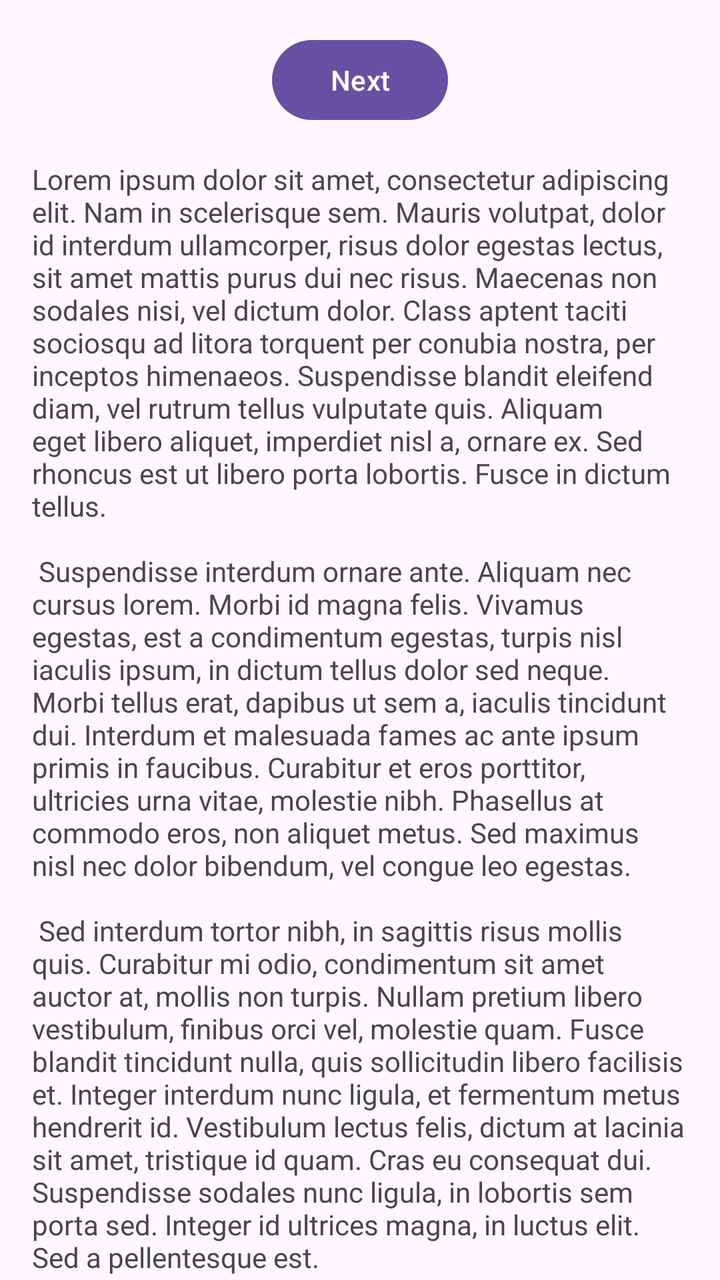
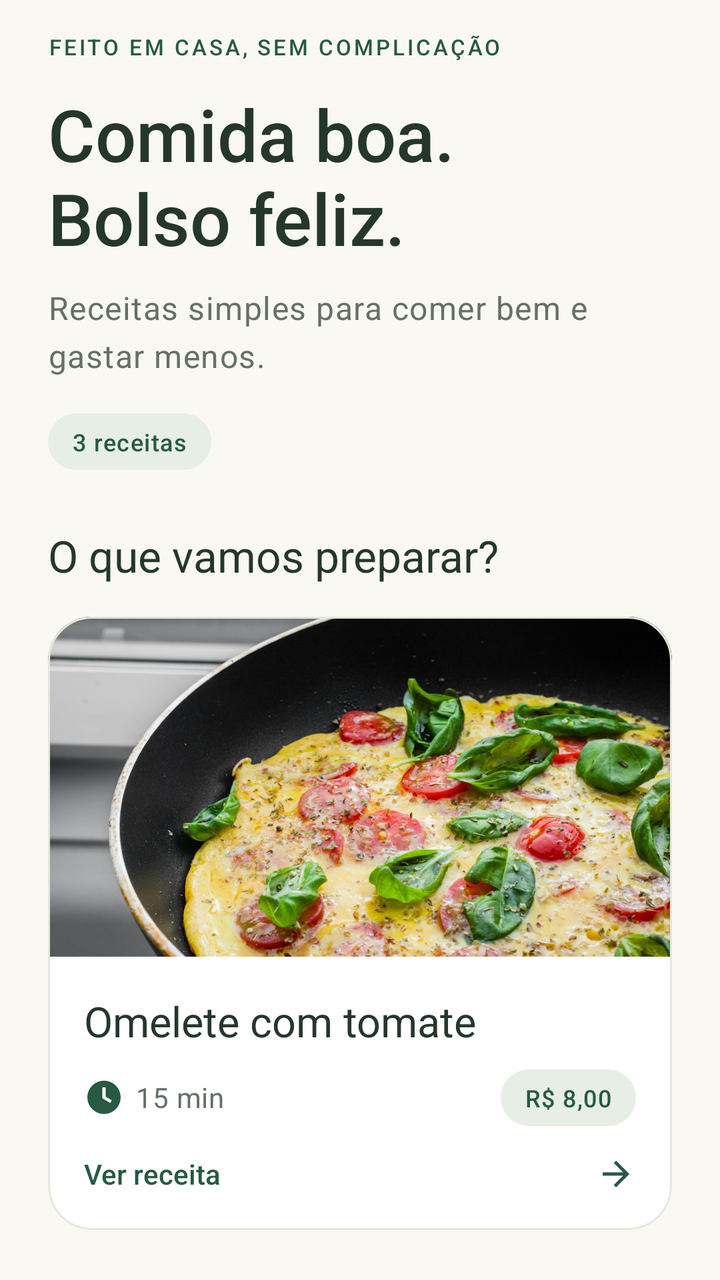

Before-and-after screenshots of an Android layout around one commit, followed by the original layout XML and the change that was made.
<!-- AndroidManifest.xml: application theme Theme.RangoLegal -->
<!-- res/layout/fragment_first.xml -->
<?xml version="1.0" encoding="utf-8"?>
<androidx.core.widget.NestedScrollView xmlns:android="http://schemas.android.com/apk/res/android"
    xmlns:app="http://schemas.android.com/apk/res-auto"
    xmlns:tools="http://schemas.android.com/tools"
    android:layout_width="match_parent"
    android:layout_height="match_parent"
    tools:context=".FirstFragment">

    <androidx.constraintlayout.widget.ConstraintLayout
        android:layout_width="match_parent"
        android:layout_height="match_parent"
        android:padding="16dp">

        <Button
            android:id="@+id/button_first"
            android:layout_width="wrap_content"
            android:layout_height="wrap_content"
            android:text="@string/next"
            app:layout_constraintBottom_toTopOf="@id/textview_first"
            app:layout_constraintEnd_toEndOf="parent"
            app:layout_constraintStart_toStartOf="parent"
            app:layout_constraintTop_toTopOf="parent" />

        <TextView
            android:id="@+id/textview_first"
            android:layout_width="wrap_content"
            android:layout_height="wrap_content"
            android:layout_marginTop="16dp"
            android:text="@string/lorem_ipsum"
            app:layout_constraintBottom_toBottomOf="parent"
            app:layout_constraintEnd_toEndOf="parent"
            app:layout_constraintStart_toStartOf="parent"
            app:layout_constraintTop_toBottomOf="@id/button_first" />
    </androidx.constraintlayout.widget.ConstraintLayout>
</androidx.core.widget.NestedScrollView>
<!-- resources referenced by this layout -->
<resources>
  <string name="lorem_ipsum">
          Lorem ipsum dolor sit amet, consectetur adipiscing elit. Nam in scelerisque sem. Mauris
          volutpat, dolor id interdum ullamcorper, risus dolor egestas lectus, sit amet mattis purus
          dui nec risus. Maecenas non sodales nisi, vel dictum dolor. Class aptent taciti sociosqu ad
          litora torquent per conubia nostra, per inceptos himenaeos. Suspendisse blandit eleifend
          diam, vel rutrum tellus vulputate quis. Aliquam eget libero aliquet, imperdiet nisl a,
          ornare ex. Sed rhoncus est ut libero porta lobortis. Fusce in dictum tellus.\n\n
          Suspendisse interdum ornare ante. Aliquam nec cursus lorem. Morbi id magna felis. Vivamus
          egestas, est a condimentum egestas, turpis nisl iaculis ipsum, in dictum tellus dolor sed
          neque. Morbi tellus erat, dapibus ut sem a, iaculis tincidunt dui. Interdum et malesuada
          fames ac ante ipsum primis in faucibus. Curabitur et eros porttitor, ultricies urna vitae,
          molestie nibh. Phasellus at commodo eros, non aliquet metus. Sed maximus nisl nec dolor
          bibendum, vel congue leo egestas.\n\n
          Sed interdum tortor nibh, in sagittis risus mollis quis. Curabitur mi odio, condimentum sit
          amet auctor at, mollis non turpis. Nullam pretium libero vestibulum, finibus orci vel,
          molestie quam. Fusce blandit tincidunt nulla, quis sollicitudin libero facilisis et. Integer
          interdum nunc ligula, et fermentum metus hendrerit id. Vestibulum lectus felis, dictum at
          lacinia sit amet, tristique id quam. Cras eu consequat dui. Suspendisse sodales nunc ligula,
          in lobortis sem porta sed. Integer id ultrices magna, in luctus elit. Sed a pellentesque
          est.\n\n
          Aenean nunc velit, lacinia sed dolor sed, ultrices viverra nulla. Etiam a venenatis nibh.
          Morbi laoreet, tortor sed facilisis varius, nibh orci rhoncus nulla, id elementum leo dui
          non lorem. Nam mollis ipsum quis auctor varius. Quisque elementum eu libero sed commodo. In
          eros nisl, imperdiet vel imperdiet et, scelerisque a mauris. Pellentesque varius ex nunc,
          quis imperdiet eros placerat ac. Duis finibus orci et est auctor tincidunt. Sed non viverra
          ipsum. Nunc quis augue egestas, cursus lorem at, molestie sem. Morbi a consectetur ipsum, a
          placerat diam. Etiam vulputate dignissim convallis. Integer faucibus mauris sit amet finibus
          convallis.\n\n
          Phasellus in aliquet mi. Pellentesque habitant morbi tristique senectus et netus et
          malesuada fames ac turpis egestas. In volutpat arcu ut felis sagittis, in finibus massa
          gravida. Pellentesque id tellus orci. Integer dictum, lorem sed efficitur ullamcorper,
          libero justo consectetur ipsum, in mollis nisl ex sed nisl. Donec maximus ullamcorper
          sodales. Praesent bibendum rhoncus tellus nec feugiat. In a ornare nulla. Donec rhoncus
          libero vel nunc consequat, quis tincidunt nisl eleifend. Cras bibendum enim a justo luctus
          vestibulum. Fusce dictum libero quis erat maximus, vitae volutpat diam dignissim.
      </string>
  <string name="next">Next</string>
  <style name="Theme.RangoLegal" parent="Base.Theme.RangoLegal" />
  <style name="Base.Theme.RangoLegal" parent="Theme.Material3.DayNight.NoActionBar">
          
          
      </style>
</resources>

<!-- the commit's change to res/layout/fragment_first.xml (unified diff, before → after) -->
@@ -1,35 +1,60 @@
 <?xml version="1.0" encoding="utf-8"?>
 <androidx.core.widget.NestedScrollView xmlns:android="http://schemas.android.com/apk/res/android"
+    xmlns:tools="http://schemas.android.com/tools"
+    android:layout_width="match_parent" android:layout_height="match_parent"
+    android:fillViewport="true" android:background="@color/rango_cream" tools:context=".FirstFragment">
+    <LinearLayout android:layout_width="match_parent" android:layout_height="wrap_content"
+        android:orientation="vertical" android:paddingStart="24dp" android:paddingEnd="24dp" android:paddingBottom="24dp">
+        <TextView android:layout_width="match_parent" android:layout_height="wrap_content"
+            android:layout_marginTop="16dp" android:text="@string/home_eyebrow"
+            android:textColor="@color/rango_green" android:textSize="11sp" android:letterSpacing="0.12" android:fontFamily="sans-serif-medium" />
+        <TextView android:layout_width="match_parent" android:layout_height="wrap_content"
+            android:layout_marginTop="12dp" android:text="@string/home_title" android:textColor="@color/rango_text"
+            android:textSize="36sp" android:fontFamily="sans-serif-medium" android:lineSpacingExtra="0dp" android:accessibilityHeading="true" />
+        <TextView android:layout_width="match_parent" android:layout_height="wrap_content"
+            android:layout_marginTop="10dp" android:text="@string/home_description" android:textAppearance="@style/RangoBody"
+            android:textColor="@color/rango_muted" />
+        <TextView android:layout_width="wrap_content" android:layout_height="wrap_content"
+            android:layout_marginTop="18dp" android:text="@string/home_count" style="@style/RangoBadge" />
+        <TextView android:layout_width="match_parent" android:layout_height="wrap_content"
+            android:layout_marginTop="28dp" android:layout_marginBottom="16dp" android:text="@string/home_section"
+            android:textAppearance="@style/RangoSection" android:accessibilityHeading="true" />
+        <LinearLayout android:id="@+id/recipe_list" android:layout_width="match_parent"
+            android:layout_height="wrap_content" android:orientation="vertical">
+            
+            <include layout="@layout/item_recipe" />
+        </LinearLayout>
+        <TextView android:layout_width="match_parent" android:layout_height="wrap_content"
+            android:layout_marginTop="4dp" android:text="@string/cost_note" android:textAppearance="@style/RangoCaption" android:lineSpacingExtra="3dp" />
+    </LinearLayout>
+</androidx.core.widget.NestedScrollView>
+<!-- res/layout/item_recipe.xml (included above) -->
+<?xml version="1.0" encoding="utf-8"?>
+<com.google.android.material.card.MaterialCardView xmlns:android="http://schemas.android.com/apk/res/android"
     xmlns:app="http://schemas.android.com/apk/res-auto"
-    xmlns:tools="http://schemas.android.com/tools"
-    android:layout_width="match_parent"
-    android:layout_height="match_parent"
-    tools:context=".FirstFragment">
-
-    <androidx.constraintlayout.widget.ConstraintLayout
-        android:layout_width="match_parent"
-        android:layout_height="match_parent"
-        android:padding="16dp">
-
-        <Button
-            android:id="@+id/button_first"
-            android:layout_width="wrap_content"
-            android:layout_height="wrap_content"
-            android:text="@string/next"
-            app:layout_constraintBottom_toTopOf="@id/textview_first"
-            app:layout_constraintEnd_toEndOf="parent"
-            app:layout_constraintStart_toStartOf="parent"
-            app:layout_constraintTop_toTopOf="parent" />
-
-        <TextView
-            android:id="@+id/textview_first"
-            android:layout_width="wrap_content"
-            android:layout_height="wrap_content"
-            android:layout_marginTop="16dp"
-            android:text="@string/lorem_ipsum"
-            app:layout_constraintBottom_toBottomOf="parent"
-            app:layout_constraintEnd_toEndOf="parent"
-            app:layout_constraintStart_toStartOf="parent"
-            app:layout_constraintTop_toBottomOf="@id/button_first" />
-    </androidx.constraintlayout.widget.ConstraintLayout>
-</androidx.core.widget.NestedScrollView>
+    android:id="@+id/recipe_card" android:layout_width="match_parent" android:layout_height="wrap_content"
+    android:layout_marginBottom="20dp" android:clickable="true" android:focusable="true"
+    app:cardCornerRadius="22dp" app:cardElevation="0dp" app:strokeWidth="1dp"
+    app:strokeColor="@color/rango_border" app:cardBackgroundColor="@color/rango_surface">
+    <LinearLayout android:layout_width="match_parent" android:layout_height="wrap_content" android:orientation="vertical">
+        <ImageView android:id="@+id/recipe_image" android:layout_width="match_parent" android:layout_height="170dp"
+            android:src="@drawable/recipe_omelet" android:scaleType="centerCrop" android:contentDescription="@string/omelet_title" />
+        <LinearLayout android:layout_width="match_parent" android:layout_height="wrap_content"
+            android:orientation="vertical" android:padding="18dp">
+            <TextView android:id="@+id/recipe_name" android:layout_width="match_parent" android:layout_height="wrap_content"
+                android:text="@string/omelet_title" android:textAppearance="@style/RangoSection" android:textSize="21sp" />
+            <LinearLayout android:layout_width="match_parent" android:layout_height="wrap_content"
+                android:orientation="horizontal" android:layout_marginTop="10dp" android:gravity="center_vertical">
+                <TextView android:id="@+id/recipe_time" android:layout_width="0dp" android:layout_height="wrap_content"
+                    android:layout_weight="1" android:text="@string/omelet_time" android:textAppearance="@style/RangoCaption"
+                    android:drawableStart="@drawable/ic_time" android:drawablePadding="6dp" android:gravity="center_vertical" />
+                <TextView android:id="@+id/recipe_cost" android:layout_width="wrap_content" android:layout_height="wrap_content"
+                    android:layout_marginStart="12dp" android:text="@string/omelet_cost" style="@style/RangoBadge" />
+            </LinearLayout>
+            <TextView android:layout_width="match_parent" android:layout_height="wrap_content"
+                android:layout_marginTop="14dp" android:text="@string/view_recipe" android:textColor="@color/rango_green"
+                android:textSize="14sp" android:fontFamily="sans-serif-medium" android:drawableEnd="@drawable/ic_arrow"
+                android:gravity="center_vertical" />
+        </LinearLayout>
+    </LinearLayout>
+</com.google.android.material.card.MaterialCardView>
<!-- resource entries referenced after the edit -->
@@ -1,46 +1,67 @@
 <!-- resources referenced by this layout -->
 <resources>
-  <string name="lorem_ipsum">
-          Lorem ipsum dolor sit amet, consectetur adipiscing elit. Nam in scelerisque sem. Mauris
-          volutpat, dolor id interdum ullamcorper, risus dolor egestas lectus, sit amet mattis purus
-          dui nec risus. Maecenas non sodales nisi, vel dictum dolor. Class aptent taciti sociosqu ad
-          litora torquent per conubia nostra, per inceptos himenaeos. Suspendisse blandit eleifend
-          diam, vel rutrum tellus vulputate quis. Aliquam eget libero aliquet, imperdiet nisl a,
-          ornare ex. Sed rhoncus est ut libero porta lobortis. Fusce in dictum tellus.\n\n
-          Suspendisse interdum ornare ante. Aliquam nec cursus lorem. Morbi id magna felis. Vivamus
-          egestas, est a condimentum egestas, turpis nisl iaculis ipsum, in dictum tellus dolor sed
-          neque. Morbi tellus erat, dapibus ut sem a, iaculis tincidunt dui. Interdum et malesuada
-          fames ac ante ipsum primis in faucibus. Curabitur et eros porttitor, ultricies urna vitae,
-          molestie nibh. Phasellus at commodo eros, non aliquet metus. Sed maximus nisl nec dolor
-          bibendum, vel congue leo egestas.\n\n
-          Sed interdum tortor nibh, in sagittis risus mollis quis. Curabitur mi odio, condimentum sit
-          amet auctor at, mollis non turpis. Nullam pretium libero vestibulum, finibus orci vel,
-          molestie quam. Fusce blandit tincidunt nulla, quis sollicitudin libero facilisis et. Integer
-          interdum nunc ligula, et fermentum metus hendrerit id. Vestibulum lectus felis, dictum at
-          lacinia sit amet, tristique id quam. Cras eu consequat dui. Suspendisse sodales nunc ligula,
-          in lobortis sem porta sed. Integer id ultrices magna, in luctus elit. Sed a pellentesque
-          est.\n\n
-          Aenean nunc velit, lacinia sed dolor sed, ultrices viverra nulla. Etiam a venenatis nibh.
-          Morbi laoreet, tortor sed facilisis varius, nibh orci rhoncus nulla, id elementum leo dui
-          non lorem. Nam mollis ipsum quis auctor varius. Quisque elementum eu libero sed commodo. In
-          eros nisl, imperdiet vel imperdiet et, scelerisque a mauris. Pellentesque varius ex nunc,
-          quis imperdiet eros placerat ac. Duis finibus orci et est auctor tincidunt. Sed non viverra
-          ipsum. Nunc quis augue egestas, cursus lorem at, molestie sem. Morbi a consectetur ipsum, a
-          placerat diam. Etiam vulputate dignissim convallis. Integer faucibus mauris sit amet finibus
-          convallis.\n\n
-          Phasellus in aliquet mi. Pellentesque habitant morbi tristique senectus et netus et
-          malesuada fames ac turpis egestas. In volutpat arcu ut felis sagittis, in finibus massa
-          gravida. Pellentesque id tellus orci. Integer dictum, lorem sed efficitur ullamcorper,
-          libero justo consectetur ipsum, in mollis nisl ex sed nisl. Donec maximus ullamcorper
-          sodales. Praesent bibendum rhoncus tellus nec feugiat. In a ornare nulla. Donec rhoncus
-          libero vel nunc consequat, quis tincidunt nisl eleifend. Cras bibendum enim a justo luctus
-          vestibulum. Fusce dictum libero quis erat maximus, vitae volutpat diam dignissim.
-      </string>
-  <string name="next">Next</string>
+  <color name="rango_border">#E4E7DD</color>
+  <color name="rango_cream">#FAF8F2</color>
+  <color name="rango_green">#285943</color>
+  <color name="rango_muted">#657066</color>
+  <color name="rango_surface">#FFFFFF</color>
+  <color name="rango_text">#25372C</color>
+  <!-- drawable ic_arrow (drawable) -->
+  <vector xmlns:android="http://schemas.android.com/apk/res/android" android:width="20dp" android:height="20dp" android:viewportWidth="24" android:viewportHeight="24">
+      <path android:fillColor="@color/rango_green" android:fillType="evenOdd" android:pathData="M12,4l-1.4,1.4L16.2,11H4v2h12.2l-5.6,5.6L12,20l8,-8z" />
+  </vector>
+  <!-- drawable ic_time (drawable) -->
+  <vector xmlns:android="http://schemas.android.com/apk/res/android" android:width="20dp" android:height="20dp" android:viewportWidth="24" android:viewportHeight="24">
+      <path android:fillColor="@color/rango_green" android:fillType="evenOdd" android:pathData="M12,2a10,10 0,1 0,0 20a10,10 0,0 0,0 -20M11,6h2v5.6l3.7,2.2l-1,1.6L11,12.5z" />
+  </vector>
+  <!-- drawable recipe_omelet: jpg bitmap (drawable-nodpi, 185717 bytes) -->
+  <string name="cost_note">Custos ilustrativos por receita inteira. Os valores podem variar conforme os ingredientes e a região.</string>
+  <string name="home_count">3 receitas</string>
+  <string name="home_description">Receitas simples para comer bem e gastar menos.</string>
+  <string name="home_eyebrow">FEITO EM CASA, SEM COMPLICAÇÃO</string>
+  <string name="home_section">O que vamos preparar?</string>
+  <string name="home_title">Comida boa.\nBolso feliz.</string>
+  <string name="omelet_cost">R$ 8,00</string>
+  <string name="omelet_time">15 min</string>
+  <string name="omelet_title">Omelete com tomate</string>
+  <string name="view_recipe">Ver receita</string>
+  <style name="RangoBadge" parent="TextAppearance.Material3.LabelMedium">
+          <item name="android:textColor">@color/rango_green</item>
+          <item name="android:background">@drawable/bg_badge</item>
+          <item name="android:paddingStart">12dp</item>
+          <item name="android:paddingEnd">12dp</item>
+          <item name="android:paddingTop">6dp</item>
+          <item name="android:paddingBottom">6dp</item>
+      </style>
+  <style name="RangoBody" parent="TextAppearance.Material3.BodyLarge">
+          <item name="android:textColor">@color/rango_text</item>
+          <item name="android:lineSpacingExtra">4dp</item>
+      </style>
+  <style name="RangoCaption" parent="TextAppearance.Material3.BodyMedium">
+          <item name="android:textColor">@color/rango_muted</item>
+      </style>
+  <style name="RangoSection" parent="TextAppearance.Material3.TitleLarge">
+          <item name="android:textColor">@color/rango_text</item>
+          <item name="android:fontFamily">sans-serif-medium</item>
+      </style>
   <style name="Theme.RangoLegal" parent="Base.Theme.RangoLegal" />
-  <style name="Base.Theme.RangoLegal" parent="Theme.Material3.DayNight.NoActionBar">
-          
-          
+  <!-- drawable bg_badge (drawable) -->
+  <shape xmlns:android="http://schemas.android.com/apk/res/android" android:shape="rectangle">
+      <solid android:color="@color/rango_green_light" />
+      <corners android:radius="30dp" />
+  </shape>
+  <style name="Base.Theme.RangoLegal" parent="Theme.Material3.Light.NoActionBar">
+          <item name="colorPrimary">@color/rango_green</item>
+          <item name="colorOnPrimary">@color/rango_surface</item>
+          <item name="colorSecondary">@color/rango_terracotta</item>
+          <item name="colorSurface">@color/rango_surface</item>
+          <item name="colorOnSurface">@color/rango_text</item>
+          <item name="android:windowBackground">@color/rango_cream</item>
+          <item name="android:fontFamily">sans-serif</item>
+          <item name="android:windowLightStatusBar">true</item>
+          <item name="android:windowLightNavigationBar">true</item>
       </style>
+  <color name="rango_green_light">#E6EEE5</color>
+  <color name="rango_terracotta">#995131</color>
 </resources>
 
